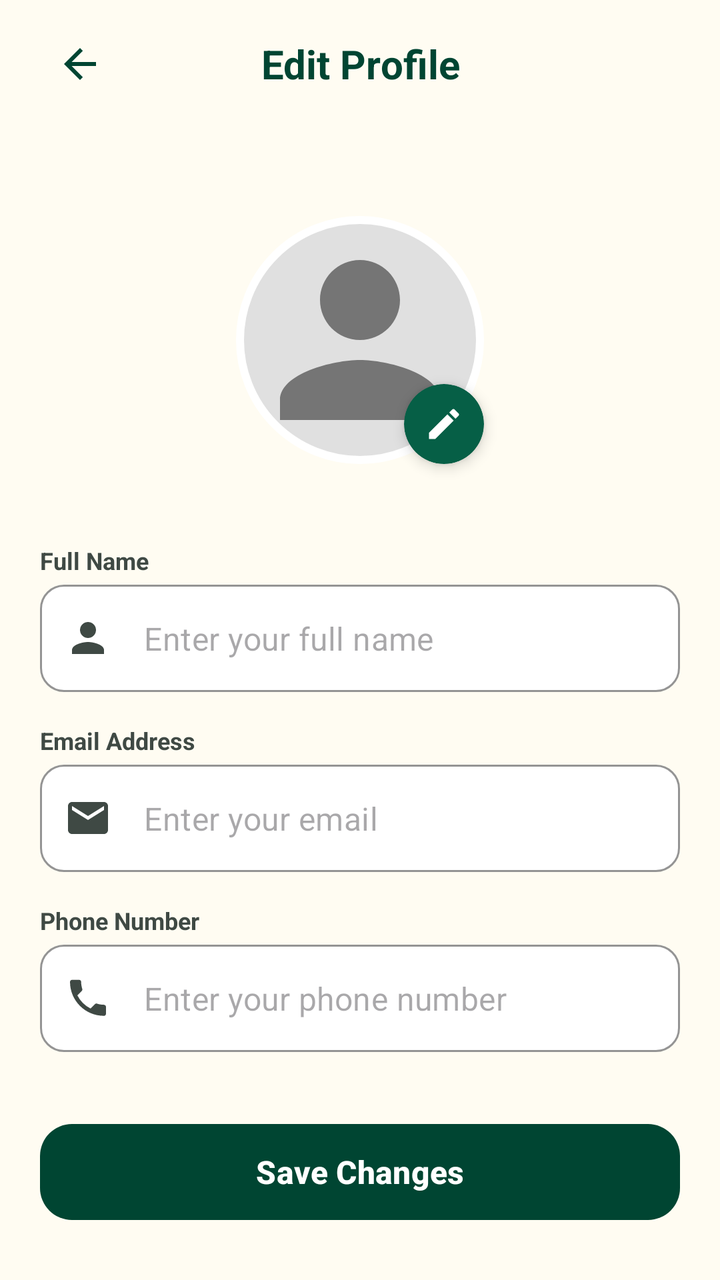
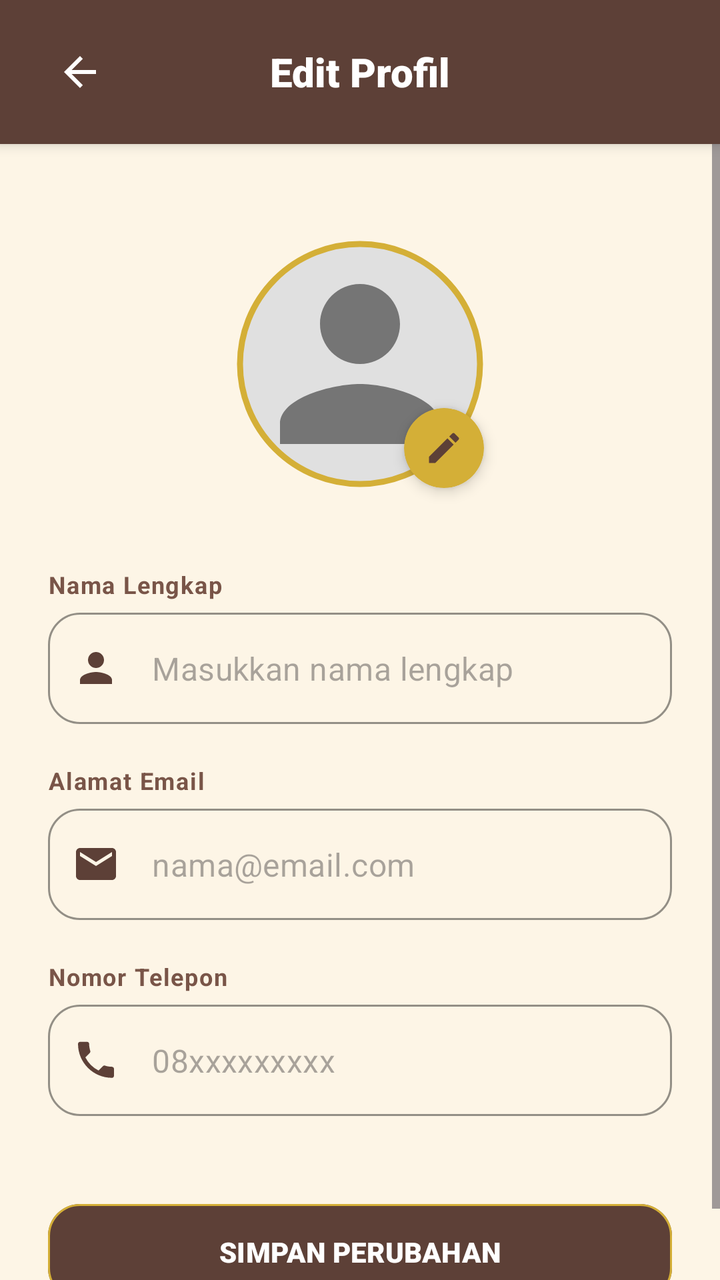

The first picture is an Android layout as it rendered before a commit; the second is the same layout after the commit. The layout source and the unified diff follow.
<!-- AndroidManifest.xml: application theme Theme.SambungAyat -->
<!-- res/layout/activity_edit_profile.xml -->
<?xml version="1.0" encoding="utf-8"?>
<RelativeLayout xmlns:android="http://schemas.android.com/apk/res/android"
    xmlns:app="http://schemas.android.com/apk/res-auto"
    android:layout_width="match_parent"
    android:layout_height="match_parent"
    android:background="@color/surface_cream">

    <LinearLayout
        android:id="@+id/topAppBar"
        android:layout_width="match_parent"
        android:layout_height="64dp"
        android:layout_alignParentTop="true"
        android:gravity="center_vertical"
        android:orientation="horizontal"
        android:paddingHorizontal="20dp">

        <ImageView
            android:id="@+id/btnBack"
            android:layout_width="40dp"
            android:layout_height="40dp"
            android:background="?attr/selectableItemBackgroundBorderless"
            android:clickable="true"
            android:focusable="true"
            android:padding="8dp"
            android:src="@drawable/ic_arrow_back"
            app:tint="@color/primary" />

        <TextView
            android:layout_width="0dp"
            android:layout_height="wrap_content"
            android:layout_weight="1"
            android:gravity="center"
            android:text="Edit Profile"
            android:textColor="@color/primary"
            android:textSize="20sp"
            android:textStyle="bold" />

        <View
            android:layout_width="40dp"
            android:layout_height="40dp" />
    </LinearLayout>

    <ScrollView
        android:layout_width="match_parent"
        android:layout_height="match_parent"
        android:layout_below="@id/topAppBar"
        android:fillViewport="true">

        <LinearLayout
            android:layout_width="match_parent"
            android:layout_height="wrap_content"
            android:gravity="center_horizontal"
            android:orientation="vertical"
            android:padding="20dp">

            <FrameLayout
                android:layout_width="140dp"
                android:layout_height="140dp"
                android:layout_marginTop="16dp"
                android:layout_marginBottom="32dp">

                <com.google.android.material.imageview.ShapeableImageView
                    android:id="@+id/imgProfilePicture"
                    android:layout_width="128dp"
                    android:layout_height="128dp"
                    android:layout_gravity="center"
                    android:padding="4dp"
                    android:scaleType="centerCrop"
                    android:src="@drawable/sample_avatar"
                    android:background="@color/surface_container_high"
                    app:strokeColor="@color/surface_container_lowest"
                    app:strokeWidth="4dp"
                    app:shapeAppearanceOverlay="@style/CircleImage" />

                <com.google.android.material.card.MaterialCardView
                    android:id="@+id/btnEditPhoto"
                    android:layout_width="40dp"
                    android:layout_height="40dp"
                    android:layout_gravity="bottom|end"
                    android:layout_marginEnd="8dp"
                    android:layout_marginBottom="8dp"
                    android:clickable="true"
                    android:focusable="true"
                    app:cardBackgroundColor="@color/primary_container"
                    app:cardCornerRadius="20dp"
                    app:strokeWidth="0dp"
                    app:cardElevation="4dp">

                    <ImageView
                        android:layout_width="20dp"
                        android:layout_height="20dp"
                        android:layout_gravity="center"
                        android:src="@drawable/ic_edit"
                        app:tint="@color/on_primary" />
                </com.google.android.material.card.MaterialCardView>
            </FrameLayout>

            <LinearLayout
                android:layout_width="match_parent"
                android:layout_height="wrap_content"
                android:maxWidth="450dp"
                android:orientation="vertical">

                <TextView
                    android:layout_width="wrap_content"
                    android:layout_height="wrap_content"
                    android:text="Full Name"
                    android:textColor="@color/on_surface_variant"
                    android:textSize="12sp"
                    android:textStyle="bold"
                    android:layout_marginBottom="4dp" />

                <com.google.android.material.textfield.TextInputLayout
                    style="@style/Widget.MaterialComponents.TextInputLayout.OutlinedBox"
                    android:layout_width="match_parent"
                    android:layout_height="wrap_content"
                    android:layout_marginBottom="16dp"
                    app:boxBackgroundColor="@color/surface_container_lowest"
                    app:boxCornerRadiusBottomEnd="12dp"
                    app:boxCornerRadiusBottomStart="12dp"
                    app:boxCornerRadiusTopEnd="12dp"
                    app:boxCornerRadiusTopStart="12dp"
                    app:boxStrokeColor="@color/border_subtle"
                    app:hintEnabled="false"
                    app:startIconDrawable="@drawable/ic_person"
                    app:startIconTint="@color/on_surface_variant">

                    <com.google.android.material.textfield.TextInputEditText
                        android:id="@+id/etFullName"
                        android:layout_width="match_parent"
                        android:layout_height="wrap_content"
                        android:hint="Enter your full name"
                        android:inputType="textPersonName"
                        android:textColor="@color/on_surface"
                        android:paddingVertical="16dp" />
                </com.google.android.material.textfield.TextInputLayout>

                <TextView
                    android:layout_width="wrap_content"
                    android:layout_height="wrap_content"
                    android:text="Email Address"
                    android:textColor="@color/on_surface_variant"
                    android:textSize="12sp"
                    android:textStyle="bold"
                    android:layout_marginBottom="4dp" />

                <com.google.android.material.textfield.TextInputLayout
                    style="@style/Widget.MaterialComponents.TextInputLayout.OutlinedBox"
                    android:layout_width="match_parent"
                    android:layout_height="wrap_content"
                    android:layout_marginBottom="16dp"
                    app:boxBackgroundColor="@color/surface_container_lowest"
                    app:boxCornerRadiusBottomEnd="12dp"
                    app:boxCornerRadiusBottomStart="12dp"
                    app:boxCornerRadiusTopEnd="12dp"
                    app:boxCornerRadiusTopStart="12dp"
                    app:boxStrokeColor="@color/border_subtle"
                    app:hintEnabled="false"
                    app:startIconDrawable="@drawable/ic_mail"
                    app:startIconTint="@color/on_surface_variant">

                    <com.google.android.material.textfield.TextInputEditText
                        android:id="@+id/etEmail"
                        android:layout_width="match_parent"
                        android:layout_height="wrap_content"
                        android:hint="Enter your email"
                        android:inputType="textEmailAddress"
                        android:textColor="@color/on_surface"
                        android:paddingVertical="16dp" />
                </com.google.android.material.textfield.TextInputLayout>

                <TextView
                    android:layout_width="wrap_content"
                    android:layout_height="wrap_content"
                    android:text="Phone Number"
                    android:textColor="@color/on_surface_variant"
                    android:textSize="12sp"
                    android:textStyle="bold"
                    android:layout_marginBottom="4dp" />

                <com.google.android.material.textfield.TextInputLayout
                    style="@style/Widget.MaterialComponents.TextInputLayout.OutlinedBox"
                    android:layout_width="match_parent"
                    android:layout_height="wrap_content"
                    android:layout_marginBottom="32dp"
                    app:boxBackgroundColor="@color/surface_container_lowest"
                    app:boxCornerRadiusBottomEnd="12dp"
                    app:boxCornerRadiusBottomStart="12dp"
                    app:boxCornerRadiusTopEnd="12dp"
                    app:boxCornerRadiusTopStart="12dp"
                    app:boxStrokeColor="@color/border_subtle"
                    app:hintEnabled="false"
                    app:startIconDrawable="@drawable/ic_call"
                    app:startIconTint="@color/on_surface_variant">

                    <com.google.android.material.textfield.TextInputEditText
                        android:id="@+id/etPhone"
                        android:layout_width="match_parent"
                        android:layout_height="wrap_content"
                        android:hint="Enter your phone number"
                        android:inputType="phone"
                        android:textColor="@color/on_surface"
                        android:paddingVertical="16dp" />
                </com.google.android.material.textfield.TextInputLayout>

                <com.google.android.material.button.MaterialButton
                    android:id="@+id/btnSaveChanges"
                    android:layout_width="match_parent"
                    android:layout_height="56dp"
                    android:text="Save Changes"
                    android:textAllCaps="false"
                    android:textSize="16sp"
                    android:textStyle="bold"
                    app:backgroundTint="@color/primary"
                    app:cornerRadius="16dp"
                    app:elevation="2dp" />
            </LinearLayout>
        </LinearLayout>
    </ScrollView>
</RelativeLayout>
<!-- resources referenced by this layout -->
<resources>
  <color name="border_subtle">#E5E7EB</color>
  <color name="on_primary">#FFFFFF</color>
  <color name="on_surface">#121C2A</color>
  <color name="on_surface_variant">#3F4944</color>
  <color name="primary">#004532</color>
  <color name="primary_container">#065F46</color>
  <color name="surface_container_high">#DEE9FC</color>
  <color name="surface_container_lowest">#FFFFFF</color>
  <color name="surface_cream">#FFFCF2</color>
  <!-- drawable ic_arrow_back (drawable) -->
  <vector xmlns:android="http://schemas.android.com/apk/res/android"
      android:width="24dp"
      android:height="24dp"
      android:viewportWidth="24"
      android:viewportHeight="24">
    <path
        android:fillColor="#FF000000"
        android:pathData="M20,11H7.83l5.59,-5.59L12,4l-8,8 8,8 1.41,-1.41L7.83,13H20v-2z"/>
  </vector>
  <!-- drawable ic_edit (drawable) -->
  <vector xmlns:android="http://schemas.android.com/apk/res/android"
      android:width="24dp"
      android:height="24dp"
      android:viewportWidth="24"
      android:viewportHeight="24">
      <path
          android:fillColor="@android:color/white"
          android:pathData="M3,17.25V21h3.75L17.81,9.94l-3.75,-3.75L3,17.25zM20.71,7.04c0.39,-0.39 0.39,-1.02 0,-1.41l-2.34,-2.34c-0.39,-0.39 -1.02,-0.39 -1.41,0l-1.83,1.83 3.75,3.75 1.83,-1.83z" />
  </vector>
  <!-- drawable ic_mail (drawable) -->
  <vector xmlns:android="http://schemas.android.com/apk/res/android"
      android:width="24dp"
      android:height="24dp"
      android:viewportWidth="24"
      android:viewportHeight="24">
      <path
          android:fillColor="@android:color/black"
          android:pathData="M20,4H4C2.9,4 2,4.9 2,6v12c0,1.1 0.9,2 2,2h16c1.1,0 2,-0.9 2,-2V6C22,4.9 21.1,4 20,4zM20,8l-8,5L4,8V6l8,5l8,-5V8z" />
  </vector>
  <!-- drawable ic_person (drawable) -->
  <vector xmlns:android="http://schemas.android.com/apk/res/android"
      android:width="24dp"
      android:height="24dp"
      android:viewportWidth="24"
      android:viewportHeight="24">
    <path
        android:fillColor="#FF000000"
        android:pathData="M12,12c2.21,0 4,-1.79 4,-4s-1.79,-4 -4,-4 -4,1.79 -4,4 1.79,4 4,4zM12,14c-2.67,0 -8,1.34 -8,4v2h16v-2c0,-2.66 -5.33,-4 -8,-4z"/>
  </vector>
  <!-- drawable sample_avatar (drawable) -->
  <vector xmlns:android="http://schemas.android.com/apk/res/android"
      android:width="128dp"
      android:height="128dp"
      android:viewportWidth="24"
      android:viewportHeight="24">
      <path
          android:fillColor="#E0E0E0"
          android:pathData="M12,12m-12,0a12,12 0,1 1,24 0a12,12 0,1 1,-24 0" />
      <path
          android:fillColor="#757575"
          android:pathData="M12,12c2.21,0 4,-1.79 4,-4s-1.79,-4 -4,-4 -4,1.79 -4,4 1.79,4 4,4zM12,14c-2.67,0 -8,1.34 -8,4v2h16v-2c0,-2.66 -5.33,-4 -8,-4z" />
  </vector>
  <style name="CircleImage">
          <item name="cornerSize">50%</item>
      </style>
  <style name="Theme.SambungAyat" parent="Base.Theme.SambungAyat" />
  <style name="Base.Theme.SambungAyat" parent="Theme.Material3.DayNight.NoActionBar">
          
          
      </style>
  <!-- unchanged entries left out for length: 1 -->
</resources>

<!-- the commit's change to res/layout/activity_edit_profile.xml (unified diff, before → after) -->
@@ -3,13 +3,16 @@
     xmlns:app="http://schemas.android.com/apk/res-auto"
     android:layout_width="match_parent"
     android:layout_height="match_parent"
-    android:background="@color/surface_cream">
-
+    android:background="@color/background">
+
+    
     <LinearLayout
         android:id="@+id/topAppBar"
         android:layout_width="match_parent"
-        android:layout_height="64dp"
+        android:layout_height="72dp"
         android:layout_alignParentTop="true"
+        android:background="@color/primary"
+        android:elevation="4dp"
         android:gravity="center_vertical"
         android:orientation="horizontal"
         android:paddingHorizontal="20dp">
@@ -23,17 +26,17 @@
             android:focusable="true"
             android:padding="8dp"
             android:src="@drawable/ic_arrow_back"
-            app:tint="@color/primary" />
+            app:tint="#FFFFFF" />
 
         <TextView
             android:layout_width="0dp"
             android:layout_height="wrap_content"
             android:layout_weight="1"
+            android:fontFamily="sans-serif-black"
             android:gravity="center"
-            android:text="Edit Profile"
-            android:textColor="@color/primary"
-            android:textSize="20sp"
-            android:textStyle="bold" />
+            android:text="Edit Profil"
+            android:textColor="#FFFFFF"
+            android:textSize="20sp" />
 
         <View
             android:layout_width="40dp"
@@ -51,7 +54,7 @@
             android:layout_height="wrap_content"
             android:gravity="center_horizontal"
             android:orientation="vertical"
-            android:padding="20dp">
+            android:padding="24dp">
 
             <FrameLayout
                 android:layout_width="140dp"
@@ -67,9 +70,8 @@
                     android:padding="4dp"
                     android:scaleType="centerCrop"
                     android:src="@drawable/sample_avatar"
-                    android:background="@color/surface_container_high"
-                    app:strokeColor="@color/surface_container_lowest"
-                    app:strokeWidth="4dp"
+                    app:strokeColor="@color/secondary"
+                    app:strokeWidth="3dp"
                     app:shapeAppearanceOverlay="@style/CircleImage" />
 
                 <com.google.android.material.card.MaterialCardView
@@ -81,7 +83,7 @@
                     android:layout_marginBottom="8dp"
                     android:clickable="true"
                     android:focusable="true"
-                    app:cardBackgroundColor="@color/primary_container"
+                    app:cardBackgroundColor="@color/secondary"
                     app:cardCornerRadius="20dp"
                     app:strokeWidth="0dp"
                     app:cardElevation="4dp">
@@ -91,129 +93,126 @@
                         android:layout_height="20dp"
                         android:layout_gravity="center"
                         android:src="@drawable/ic_edit"
-                        app:tint="@color/on_primary" />
+                        app:tint="@color/primary" />
                 </com.google.android.material.card.MaterialCardView>
             </FrameLayout>
 
             <LinearLayout
                 android:layout_width="match_parent"
                 android:layout_height="wrap_content"
-                android:maxWidth="450dp"
                 android:orientation="vertical">
 
                 <TextView
                     android:layout_width="wrap_content"
                     android:layout_height="wrap_content"
-                    android:text="Full Name"
-                    android:textColor="@color/on_surface_variant"
+                    android:text="Nama Lengkap"
+                    android:textColor="@color/text_variant"
                     android:textSize="12sp"
                     android:textStyle="bold"
-                    android:layout_marginBottom="4dp" />
+                    android:layout_marginBottom="6dp"
+                    android:letterSpacing="0.05" />
 
                 <com.google.android.material.textfield.TextInputLayout
                     style="@style/Widget.MaterialComponents.TextInputLayout.OutlinedBox"
                     android:layout_width="match_parent"
                     android:layout_height="wrap_content"
-                    android:layout_marginBottom="16dp"
-                    app:boxBackgroundColor="@color/surface_container_lowest"
-                    app:boxCornerRadiusBottomEnd="12dp"
-                    app:boxCornerRadiusBottomStart="12dp"
-                    app:boxCornerRadiusTopEnd="12dp"
-                    app:boxCornerRadiusTopStart="12dp"
-                    app:boxStrokeColor="@color/border_subtle"
-                    app:hintEnabled="false"
+                    android:layout_marginBottom="20dp"
+                    app:boxStrokeColor="@color/primary"
+                    app:boxCornerRadiusTopStart="16dp"
+                    app:boxCornerRadiusTopEnd="16dp"
+                    app:boxCornerRadiusBottomStart="16dp"
+                    app:boxCornerRadiusBottomEnd="16dp"
                     app:startIconDrawable="@drawable/ic_person"
-                    app:startIconTint="@color/on_surface_variant">
+                    app:startIconTint="@color/primary"
+                    app:hintEnabled="false">
 
                     <com.google.android.material.textfield.TextInputEditText
                         android:id="@+id/etFullName"
                         android:layout_width="match_parent"
                         android:layout_height="wrap_content"
-                        android:hint="Enter your full name"
+                        android:hint="Masukkan nama lengkap"
                         android:inputType="textPersonName"
-                        android:textColor="@color/on_surface"
-                        android:paddingVertical="16dp" />
+                        android:textColor="@color/text_main" />
                 </com.google.android.material.textfield.TextInputLayout>
 
                 <TextView
                     android:layout_width="wrap_content"
                     android:layout_height="wrap_content"
-                    android:text="Email Address"
-                    android:textColor="@color/on_surface_variant"
+                    android:text="Alamat Email"
+                    android:textColor="@color/text_variant"
                     android:textSize="12sp"
                     android:textStyle="bold"
-                    android:layout_marginBottom="4dp" />
+                    android:layout_marginBottom="6dp"
+                    android:letterSpacing="0.05" />
 
                 <com.google.android.material.textfield.TextInputLayout
                     style="@style/Widget.MaterialComponents.TextInputLayout.OutlinedBox"
                     android:layout_width="match_parent"
                     android:layout_height="wrap_content"
-                    android:layout_marginBottom="16dp"
-                    app:boxBackgroundColor="@color/surface_container_lowest"
-                    app:boxCornerRadiusBottomEnd="12dp"
-                    app:boxCornerRadiusBottomStart="12dp"
-                    app:boxCornerRadiusTopEnd="12dp"
-                    app:boxCornerRadiusTopStart="12dp"
-                    app:boxStrokeColor="@color/border_subtle"
-                    app:hintEnabled="false"
+                    android:layout_marginBottom="20dp"
+                    app:boxStrokeColor="@color/primary"
+                    app:boxCornerRadiusTopStart="16dp"
+                    app:boxCornerRadiusTopEnd="16dp"
+                    app:boxCornerRadiusBottomStart="16dp"
+                    app:boxCornerRadiusBottomEnd="16dp"
                     app:startIconDrawable="@drawable/ic_mail"
-                    app:startIconTint="@color/on_surface_variant">
+                    app:startIconTint="@color/primary"
+                    app:hintEnabled="false">
 
                     <com.google.android.material.textfield.TextInputEditText
                         android:id="@+id/etEmail"
                         android:layout_width="match_parent"
                         android:layout_height="wrap_content"
-                        android:hint="Enter your email"
+                        android:hint="nama@email.com"
                         android:inputType="textEmailAddress"
-                        android:textColor="@color/on_surface"
-                        android:paddingVertical="16dp" />
+                        android:textColor="@color/text_main" />
                 </com.google.android.material.textfield.TextInputLayout>
 
                 <TextView
                     android:layout_width="wrap_content"
                     android:layout_height="wrap_content"
-                    android:text="Phone Number"
-                    android:textColor="@color/on_surface_variant"
+                    android:text="Nomor Telepon"
+                    android:textColor="@color/text_variant"
                     android:textSize="12sp"
                     android:textStyle="bold"
-                    android:layout_marginBottom="4dp" />
+                    android:layout_marginBottom="6dp"
+                    android:letterSpacing="0.05" />
 
                 <com.google.android.material.textfield.TextInputLayout
                     style="@style/Widget.MaterialComponents.TextInputLayout.OutlinedBox"
                     android:layout_width="match_parent"
                     android:layout_height="wrap_content"
-                    android:layout_marginBottom="32dp"
-                    app:boxBackgroundColor="@color/surface_container_lowest"
-                    app:boxCornerRadiusBottomEnd="12dp"
-                    app:boxCornerRadiusBottomStart="12dp"
-                    app:boxCornerRadiusTopEnd="12dp"
-                    app:boxCornerRadiusTopStart="12dp"
-                    app:boxStrokeColor="@color/border_subtle"
-                    app:hintEnabled="false"
+                    android:layout_marginBottom="40dp"
+                    app:boxStrokeColor="@color/primary"
+                    app:boxCornerRadiusTopStart="16dp"
+                    app:boxCornerRadiusTopEnd="16dp"
+                    app:boxCornerRadiusBottomStart="16dp"
+                    app:boxCornerRadiusBottomEnd="16dp"
                     app:startIconDrawable="@drawable/ic_call"
-                    app:startIconTint="@color/on_surface_variant">
+                    app:startIconTint="@color/primary"
+                    app:hintEnabled="false">
 
                     <com.google.android.material.textfield.TextInputEditText
                         android:id="@+id/etPhone"
                         android:layout_width="match_parent"
                         android:layout_height="wrap_content"
-                        android:hint="Enter your phone number"
+                        android:hint="08xxxxxxxxx"
                         android:inputType="phone"
-                        android:textColor="@color/on_surface"
-                        android:paddingVertical="16dp" />
+                        android:textColor="@color/text_main" />
                 </com.google.android.material.textfield.TextInputLayout>
 
                 <com.google.android.material.button.MaterialButton
                     android:id="@+id/btnSaveChanges"
                     android:layout_width="match_parent"
                     android:layout_height="56dp"
-                    android:text="Save Changes"
-                    android:textAllCaps="false"
-                    android:textSize="16sp"
-                    android:textStyle="bold"
+                    android:text="SIMPAN PERUBAHAN"
+                    android:textColor="#FFFFFF"
+                    android:fontFamily="sans-serif-black"
                     app:backgroundTint="@color/primary"
                     app:cornerRadius="16dp"
-                    app:elevation="2dp" />
+                    app:elevation="4dp"
+                    app:strokeColor="@color/secondary"
+                    app:strokeWidth="1dp" />
             </LinearLayout>
         </LinearLayout>
     </ScrollView>
<!-- resource entries referenced after the edit -->
@@ -1,14 +1,11 @@
 <!-- resources referenced by this layout -->
 <resources>
-  <color name="border_subtle">#E5E7EB</color>
-  <color name="on_primary">#FFFFFF</color>
-  <color name="on_surface">#121C2A</color>
-  <color name="on_surface_variant">#3F4944</color>
-  <color name="primary">#004532</color>
-  <color name="primary_container">#065F46</color>
-  <color name="surface_container_high">#DEE9FC</color>
-  <color name="surface_container_lowest">#FFFFFF</color>
-  <color name="surface_cream">#FFFCF2</color>
+  <color name="background">#FDF5E6</color>
+  <color name="primary">#5D4037</color>
+  <color name="secondary">#D4AF37</color>
+  <color name="text_main">#3E2723</color>
+  <color name="text_variant">#795548</color>
+  <color name="primary_container">#EFEBE9</color>
   <!-- drawable ic_arrow_back (drawable) -->
   <vector xmlns:android="http://schemas.android.com/apk/res/android"
       android:width="24dp"
@@ -68,8 +65,23 @@
   <style name="Theme.SambungAyat" parent="Base.Theme.SambungAyat" />
   <style name="Base.Theme.SambungAyat" parent="Theme.Material3.DayNight.NoActionBar">
           
+          <item name="colorPrimary">@color/primary</item>
+          <item name="colorOnPrimary">@color/white</item>
+          <item name="colorPrimaryContainer">@color/primary_container</item>
+          <item name="colorOnPrimaryContainer">@color/text_main</item>
+  
           
+          <item name="colorSecondary">@color/secondary</item>
+          <item name="colorOnSecondary">@color/white</item>
+  
+          
+          <item name="colorAccent">@color/primary</item>
+          <item name="android:statusBarColor">@color/primary</item>
+  
+          
+          <item name="materialButtonStyle">@style/Widget.Material3.Button</item>
       </style>
+  <color name="white">#FFFFFF</color>
   <!-- unchanged entries left out for length: 1 -->
 </resources>
 
